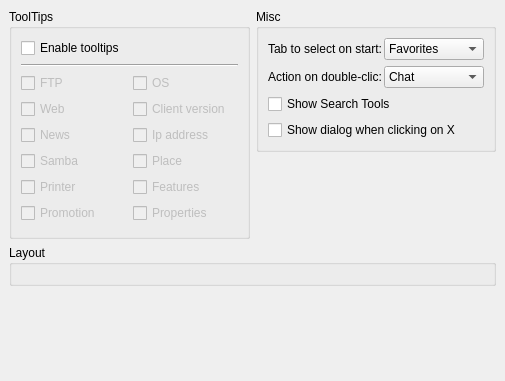
Before: the Qt Designer form modules/mainui/rzxmainuiprop.ui in Fruneau/qRezix, drawn with Qt 5.
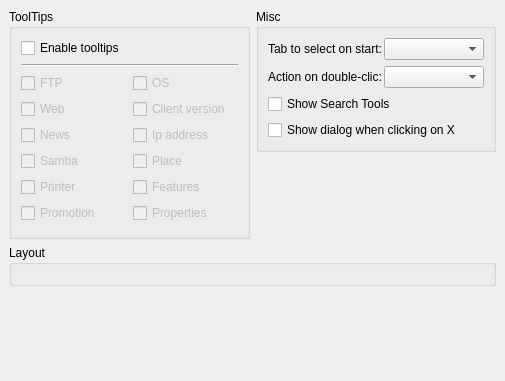
After: the same form once the commit is applied. Custom widgets are drawn as their Qt base class.

Commit message: Truc inutiles qui restent du commit prÃ©cÃ©dent...

```diff
--- a/modules/mainui/rzxmainuiprop.ui
+++ b/modules/mainui/rzxmainuiprop.ui
@@ -121,16 +121,6 @@
           <property name="whatsThis" >
            <string>&lt;h3>Double clic&lt;/h3>&lt;p>Define the action to execute when you double click on an item&lt;/p></string>
           </property>
-          <item>
-           <property name="text" >
-            <string>Chat</string>
-           </property>
-          </item>
-          <item>
-           <property name="text" >
-            <string>Open FTP</string>
-           </property>
-          </item>
          </widget>
         </item>
        </layout>
@@ -159,18 +149,8 @@
            <string>&lt;h3>Tab&lt;/h3>&lt;p>When you launch qRezix, you can choose to see the Favorites tab or the Everybody tab. qRezix is faster when you choose de Favorites tab&lt;/p></string>
           </property>
           <property name="currentIndex" >
-           <number>0</number>
+           <number>-1</number>
           </property>
-          <item>
-           <property name="text" >
-            <string>Favorites</string>
-           </property>
-          </item>
-          <item>
-           <property name="text" >
-            <string>Everybody</string>
-           </property>
-          </item>
          </widget>
         </item>
        </layout>
```
